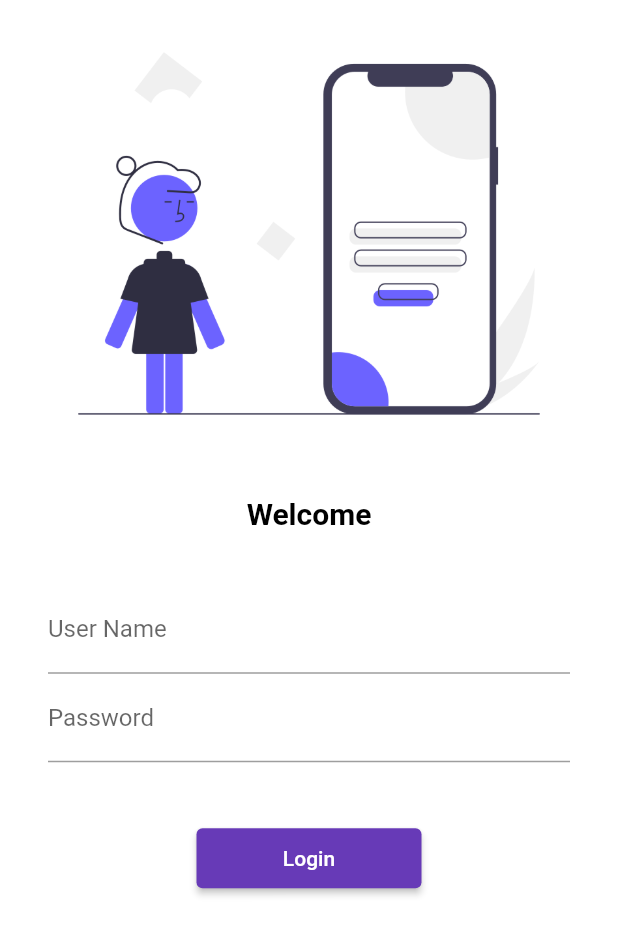
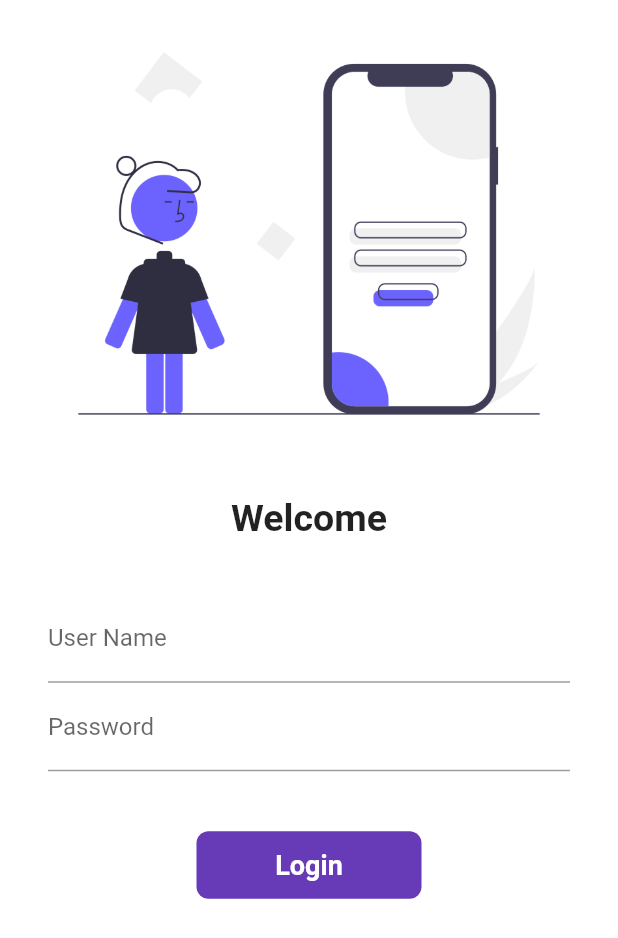
Before and after one commit to saifali2655/flutter_catalog, a Flutter app: the screen it shows after launch, on a phone screen of 412 x 824 dp. Shown: the top 938 px of the screen. Run offline on Flutter 3.47's test engine with Material 2 defaults, Android fonts, the phone set to English and light mode, and no system bars.

Commit message:
day6 completed

```diff
--- a/lib/pages/login_page.dart
+++ b/lib/pages/login_page.dart
@@ -1,7 +1,14 @@
 import 'package:flutter/material.dart';
 import 'package:flutter_catalog/utils/routes.dart';
 
-class LoginPage extends StatelessWidget {
+class LoginPage extends StatefulWidget {
+  @override
+  State<LoginPage> createState() => _LoginPageState();
+}
+
+class _LoginPageState extends State<LoginPage> {
+  String name = "";
+  bool changeButton = false;
   @override
   Widget build(BuildContext context) {
     return Material(
@@ -17,10 +24,10 @@ class LoginPage extends StatelessWidget {
                 height: 20.0,
               ),
               Text(
-                "Welcome",
+                "Welcome$name",
                 style: TextStyle(
-                    color: Colors.black,
-                    fontSize: 20,
+                    color: Colors.black87,
+                    fontSize: 25,
                     fontWeight: FontWeight.bold),
               ),
               SizedBox(height: 20.0),
@@ -32,21 +39,62 @@ class LoginPage extends StatelessWidget {
                     TextFormField(
                       style: TextStyle(color: Colors.black),
                       decoration: InputDecoration(
-                            hintText: "Enter User Name",
-                            labelText: "User Name")),
+                          hintText: "Enter User Name", labelText: "User Name"),
+                      onChanged: (value) {
+                        name = value;
+                        setState(() {});
+                      },
+                    ),
                     TextFormField(
                       style: TextStyle(color: Colors.black),
                       obscureText: true,
                       decoration: InputDecoration(
-                            hintText: "Enter Password", labelText: "Password")),
+                          hintText: "Enter Password", labelText: "Password"),
+                    ),
                     SizedBox(height: 40.0),
-                    ElevatedButton(
-                      onPressed: () {
+
+                    InkWell(
+                      onTap: () async {
+                        await Future.delayed(Duration(seconds: 1));
                         Navigator.pushNamed(context, MyRoutes.homeRoute);
+                        setState(() {
+                          changeButton = true;
+                        });
                       },
-                      child: Text("Login"),
-                      style: TextButton.styleFrom(minimumSize: Size(150, 40)),
+                      child: AnimatedContainer(
+                          duration: Duration(seconds: 1),
+                          width: changeButton ? 50 : 150,
+                          height: 45,
+                          //color: Colors.deepPurple,
+                          alignment: Alignment.center,
+                          child: changeButton
+                              ? Icon(
+                                  Icons.done,
+                                  color: Colors.white,
                                 )
+                              : Text(
+                                  "Login",
+                                  style: TextStyle(
+                                      color: Colors.white,
+                                      fontWeight: FontWeight.bold,
+                                      fontSize: 18),
+                                ),
+                          decoration: BoxDecoration(
+                            color: Colors.deepPurple,
+                            //shape: changeButton
+                            // ? BoxShape.circle
+                            //: BoxShape.rectangle,
+                            borderRadius:
+                                BorderRadius.circular(changeButton ? 50 : 8),
+                          )),
+                    ),
+                    //ElevatedButton(
+                    // onPressed: () {
+                    // Navigator.pushNamed(context, MyRoutes.homeRoute);
+                    // },
+                    //child: Text("Login"),
+                    //style: TextButton.styleFrom(minimumSize: Size(150, 40)),
+                    // )
                   ],
                 ),
               )
```
Lines whose indentation alone changed are shown as unchanged.
